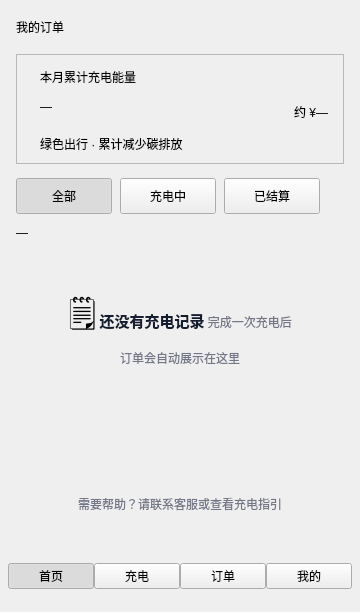
justinwills/ChargingPlatform, file client/mainwindow.ui: the form before one commit.
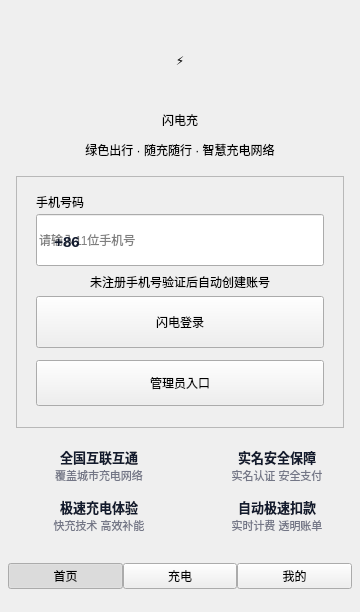
The form after the commit. The open tabs and pages were chosen to show the change. Custom widgets are drawn as their Qt base class.

Commit message: Refactor charging page navigation and enhance order query handling

```diff
--- a/client/mainwindow.ui
+++ b/client/mainwindow.ui
@@ -1508,198 +1508,7 @@
       </property>
      </widget>
     </widget>
-    <widget class="QWidget" name="pageOrders">
-     <widget class="QLabel" name="labelOrdersTitle">
-      <property name="geometry">
-       <rect>
-        <x>16</x>
-        <y>12</y>
-        <width>200</width>
-        <height>30</height>
-       </rect>
-      </property>
-      <property name="text">
-       <string>我的订单</string>
-      </property>
-     </widget>
-     <widget class="QFrame" name="ordersSummary">
-      <property name="geometry">
-       <rect>
-        <x>16</x>
-        <y>54</y>
-        <width>328</width>
-        <height>110</height>
-       </rect>
-      </property>
-      <property name="frameShape">
-       <enum>QFrame::StyledPanel</enum>
-      </property>
-      <widget class="QLabel" name="labelOrdersMonth">
-       <property name="geometry">
-        <rect>
-         <x>24</x>
-         <y>14</y>
-         <width>280</width>
-         <height>18</height>
-        </rect>
-       </property>
-       <property name="text">
-        <string>本月累计充电能量</string>
-       </property>
-      </widget>
-      <widget class="QLabel" name="labelOrdersKwhMon">
-       <property name="geometry">
-        <rect>
-         <x>24</x>
-         <y>32</y>
-         <width>170</width>
-         <height>42</height>
-        </rect>
-       </property>
-       <property name="text">
-        <string>—</string>
-       </property>
-      </widget>
-      <widget class="QLabel" name="labelOrdersFeeMon">
-       <property name="geometry">
-        <rect>
-         <x>196</x>
-         <y>44</y>
-         <width>116</width>
-         <height>28</height>
-        </rect>
-       </property>
-       <property name="text">
-        <string>约 ¥—</string>
-       </property>
-       <property name="alignment">
-        <set>Qt::AlignRight|Qt::AlignVCenter</set>
-       </property>
-      </widget>
-      <widget class="QLabel" name="labelOrdersEco">
-       <property name="geometry">
-        <rect>
-         <x>24</x>
-         <y>82</y>
-         <width>280</width>
-         <height>16</height>
-        </rect>
-       </property>
-       <property name="text">
-        <string>绿色出行 · 累计减少碳排放</string>
-       </property>
-      </widget>
-     </widget>
-     <widget class="QPushButton" name="BtnOrdersAll">
-      <property name="geometry">
-       <rect>
-        <x>16</x>
-        <y>178</y>
-        <width>96</width>
-        <height>36</height>
-       </rect>
-      </property>
-      <property name="text">
-       <string>全部</string>
-      </property>
-      <property name="checkable">
-       <bool>true</bool>
-      </property>
-      <property name="checked">
-       <bool>true</bool>
-      </property>
-     </widget>
-     <widget class="QPushButton" name="BtnOrdersCharging">
-      <property name="geometry">
-       <rect>
-        <x>120</x>
-        <y>178</y>
-        <width>96</width>
-        <height>36</height>
-       </rect>
-      </property>
-      <property name="text">
-       <string>充电中</string>
-      </property>
-      <property name="checkable">
-       <bool>true</bool>
-      </property>
-     </widget>
-     <widget class="QPushButton" name="BtnOrdersSettled">
-      <property name="geometry">
-       <rect>
-        <x>224</x>
-        <y>178</y>
-        <width>96</width>
-        <height>36</height>
-       </rect>
-      </property>
-      <property name="text">
-       <string>已结算</string>
-      </property>
-      <property name="checkable">
-       <bool>true</bool>
-      </property>
-     </widget>
-     <widget class="QLabel" name="labelOrdersCardActive">
-      <property name="geometry">
-       <rect>
-        <x>16</x>
-        <y>226</y>
-        <width>328</width>
-        <height>206</height>
-       </rect>
-      </property>
-      <property name="text">
-       <string>—</string>
-      </property>
-      <property name="alignment">
-       <set>Qt::AlignTop|Qt::AlignLeading|Qt::AlignLeft</set>
-      </property>
-      <property name="wordWrap">
-       <bool>true</bool>
-      </property>
-      <property name="textFormat">
-       <enum>Qt::RichText</enum>
-      </property>
-     </widget>
-     <widget class="QLabel" name="labelOrdersEmpty">
-      <property name="geometry">
-       <rect>
-        <x>16</x>
-        <y>226</y>
-        <width>328</width>
-        <height>206</height>
-       </rect>
-      </property>
-      <property name="text">
-       <string>&lt;span style="font-size:34px;"&gt;🗒&lt;/span&gt;
-  
-&lt;b style="color:#131b2e;font-size:15px;"&gt;还没有充电记录&lt;/b&gt;
-&lt;span style="color:#737686;font-size:12px;"&gt;完成一次充电后&lt;br&gt;订单会自动展示在这里&lt;/span&gt;</string>
-      </property>
-      <property name="alignment">
-       <set>Qt::AlignCenter</set>
-      </property>
-     </widget>
-     <widget class="QLabel" name="labelOrdersHelp">
-      <property name="geometry">
-       <rect>
-        <x>16</x>
-        <y>482</y>
-        <width>328</width>
-        <height>44</height>
-       </rect>
-      </property>
-      <property name="text">
-       <string>&lt;span style="color:#737686;"&gt;需要帮助？请联系客服或查看充电指引&lt;/span&gt;</string>
-      </property>
-      <property name="alignment">
-       <set>Qt::AlignCenter</set>
-      </property>
-     </widget>
-    </widget>
-    <widget class="QWidget" name="pageMine">
+<widget class="QWidget" name="pageMine">
      <widget class="QLabel" name="label_title_mine">
       <property name="geometry">
        <rect>
@@ -2317,16 +2126,6 @@
        </property>
       </widget>
      </item>
-     <item>
-      <widget class="QPushButton" name="BtnOrders">
-       <property name="text">
-        <string>订单</string>
-       </property>
-       <property name="checkable">
-        <bool>true</bool>
-       </property>
-      </widget>
-     </item>
      <item>
       <widget class="QPushButton" name="BtnMine">
        <property name="text">
```
Left out of the diff: 28 changed lines with no effect on the pictures. The commit also changes 4 other files.
